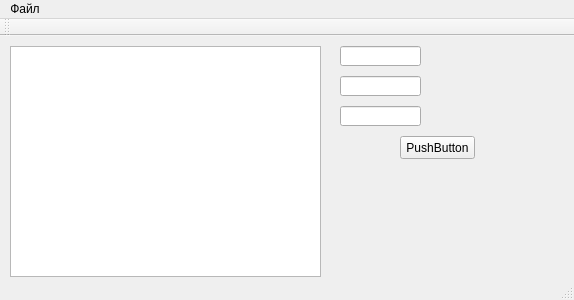
RGMResearcher/RGMResearcher, file mainwindow.ui: the form before one commit.
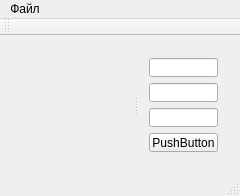
The form after the commit. Custom widgets are drawn as their Qt base class.

The edit to the form file:
```diff
--- a/mainwindow.ui
+++ b/mainwindow.ui
@@ -6,80 +6,121 @@
    <rect>
     <x>0</x>
     <y>0</y>
-    <width>574</width>
-    <height>300</height>
+    <width>240</width>
+    <height>196</height>
    </rect>
   </property>
+  <property name="minimumSize">
+   <size>
+    <width>240</width>
+    <height>196</height>
+   </size>
+  </property>
   <property name="windowTitle">
    <string>RGMResearcher</string>
   </property>
   <widget class="QWidget" name="centralWidget">
+   <layout class="QGridLayout" name="gridLayout">
+    <item row="0" column="0">
+     <widget class="QSplitter" name="splitter">
+      <property name="orientation">
+       <enum>Qt::Horizontal</enum>
+      </property>
+      <widget class="GraphView" name="graphView" native="true"/>
+      <widget class="QWidget" name="widget" native="true">
+       <property name="minimumSize">
+        <size>
+         <width>91</width>
+         <height>0</height>
+        </size>
+       </property>
+       <property name="maximumSize">
+        <size>
+         <width>91</width>
+         <height>16777215</height>
+        </size>
+       </property>
+       <layout class="QVBoxLayout" name="verticalLayout">
+        <item>
    <widget class="QLineEdit" name="lineEdit">
-    <property name="geometry">
-     <rect>
-      <x>340</x>
-      <y>10</y>
-      <width>81</width>
-      <height>20</height>
-     </rect>
-    </property>
-   </widget>
+          <property name="sizePolicy">
+           <sizepolicy hsizetype="Maximum" vsizetype="Fixed">
+            <horstretch>0</horstretch>
+            <verstretch>0</verstretch>
+           </sizepolicy>
+          </property>
+         </widget>
+        </item>
+        <item>
    <widget class="QLineEdit" name="lineEdit_2">
-    <property name="geometry">
-     <rect>
-      <x>340</x>
-      <y>40</y>
-      <width>81</width>
-      <height>20</height>
-     </rect>
-    </property>
-   </widget>
+          <property name="sizePolicy">
+           <sizepolicy hsizetype="Maximum" vsizetype="Fixed">
+            <horstretch>0</horstretch>
+            <verstretch>0</verstretch>
+           </sizepolicy>
+          </property>
+         </widget>
+        </item>
+        <item>
    <widget class="QLineEdit" name="lineEdit_3">
-    <property name="geometry">
-     <rect>
-      <x>340</x>
-      <y>70</y>
-      <width>81</width>
-      <height>20</height>
-     </rect>
-    </property>
-   </widget>
+          <property name="sizePolicy">
+           <sizepolicy hsizetype="Maximum" vsizetype="Fixed">
+            <horstretch>0</horstretch>
+            <verstretch>0</verstretch>
+           </sizepolicy>
+          </property>
+         </widget>
+        </item>
+        <item>
    <widget class="QPushButton" name="pushButton">
-    <property name="geometry">
-     <rect>
-      <x>400</x>
-      <y>100</y>
-      <width>75</width>
-      <height>23</height>
-     </rect>
+          <property name="enabled">
+           <bool>true</bool>
+          </property>
+          <property name="sizePolicy">
+           <sizepolicy hsizetype="Maximum" vsizetype="Fixed">
+            <horstretch>0</horstretch>
+            <verstretch>0</verstretch>
+           </sizepolicy>
     </property>
     <property name="text">
      <string>PushButton</string>
     </property>
-   </widget>
-   <widget class="QGraphicsView" name="graphView">
-    <property name="geometry">
-     <rect>
-      <x>10</x>
-      <y>10</y>
-      <width>311</width>
-      <height>231</height>
-     </rect>
-    </property>
-    <property name="alignment">
-     <set>Qt::AlignCenter</set>
-    </property>
-    <property name="resizeAnchor">
-     <enum>QGraphicsView::NoAnchor</enum>
-    </property>
-   </widget>
+          <property name="autoDefault">
+           <bool>false</bool>
+          </property>
+          <property name="default">
+           <bool>false</bool>
+          </property>
+          <property name="flat">
+           <bool>false</bool>
+          </property>
+         </widget>
+        </item>
+        <item>
+         <spacer name="verticalSpacer">
+          <property name="orientation">
+           <enum>Qt::Vertical</enum>
+          </property>
+          <property name="sizeHint" stdset="0">
+           <size>
+            <width>20</width>
+            <height>40</height>
+           </size>
+          </property>
+         </spacer>
+        </item>
+       </layout>
+      </widget>
+     </widget>
+    </item>
+   </layout>
   </widget>
   <widget class="QMenuBar" name="menuBar">
    <property name="geometry">
     <rect>
      <x>0</x>
      <y>0</y>
-     <width>574</width>
+     <width>240</width>
      <height>21</height>
     </rect>
    </property>
@@ -129,6 +170,14 @@
   </action>
  </widget>
  <layoutdefault spacing="6" margin="11"/>
+ <customwidgets>
+  <customwidget>
+   <class>GraphView</class>
+   <extends>QWidget</extends>
+   <header location="global">graphview.h</header>
+   <container>1</container>
+  </customwidget>
+ </customwidgets>
  <resources/>
  <connections/>
 </ui>
```
Lines whose indentation alone changed are shown as unchanged.
